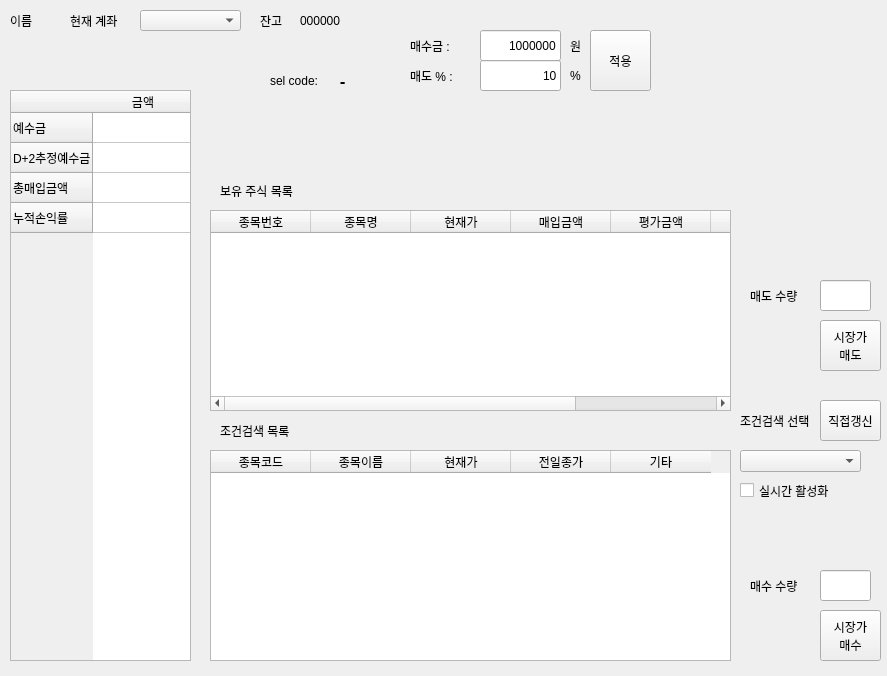
Qt form kw_0801/ui/main.ui (sun-a-i/mandleda) before a commit.
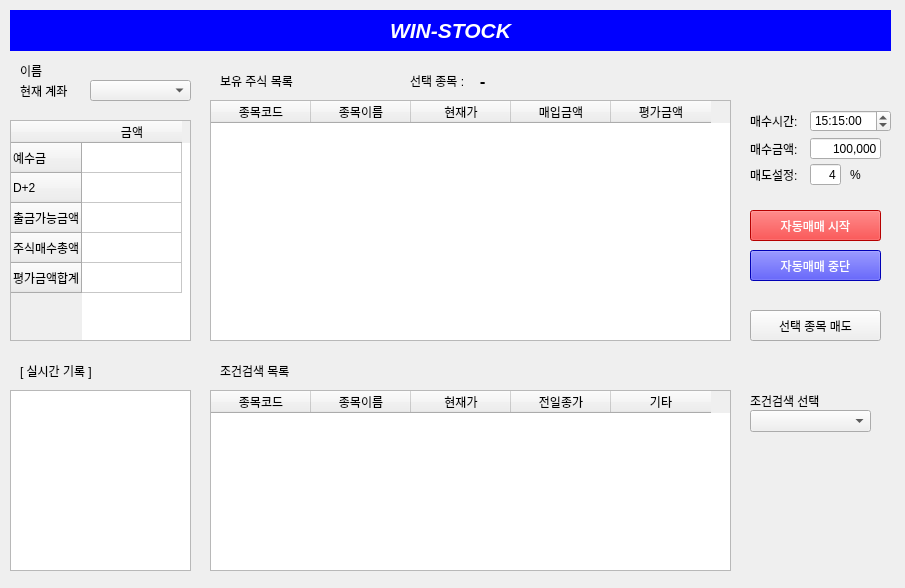
The same form after that commit.

The edit to the form file:
```diff
--- a/kw_0801/ui/main.ui
+++ b/kw_0801/ui/main.ui
@@ -6,31 +6,21 @@
    <rect>
     <x>0</x>
     <y>0</y>
-    <width>887</width>
-    <height>676</height>
+    <width>905</width>
+    <height>588</height>
    </rect>
   </property>
   <property name="windowTitle">
    <string>Form</string>
   </property>
-  <widget class="QPushButton" name="con_re">
-   <property name="geometry">
-    <rect>
-     <x>820</x>
-     <y>400</y>
-     <width>61</width>
-     <height>41</height>
-    </rect>
-   </property>
-   <property name="text">
-    <string>직접갱신</string>
-   </property>
-  </widget>
+  <property name="styleSheet">
+   <string notr="true"/>
+  </property>
   <widget class="QComboBox" name="account_list">
    <property name="geometry">
     <rect>
-     <x>140</x>
-     <y>10</y>
+     <x>90</x>
+     <y>80</y>
      <width>101</width>
      <height>21</height>
     </rect>
@@ -39,8 +29,8 @@
   <widget class="QLabel" name="label">
    <property name="geometry">
     <rect>
-     <x>70</x>
-     <y>10</y>
+     <x>20</x>
+     <y>80</y>
      <width>71</width>
      <height>21</height>
     </rect>
@@ -52,8 +42,8 @@
   <widget class="QLabel" name="name">
    <property name="geometry">
     <rect>
-     <x>10</x>
-     <y>10</y>
+     <x>20</x>
+     <y>60</y>
      <width>56</width>
      <height>21</height>
     </rect>
@@ -66,9 +56,9 @@
    <property name="geometry">
     <rect>
      <x>210</x>
-     <y>450</y>
+     <y>390</y>
      <width>521</width>
-     <height>211</height>
+     <height>181</height>
     </rect>
    </property>
    <column>
@@ -100,70 +90,30 @@
   <widget class="QComboBox" name="cbox_con">
    <property name="geometry">
     <rect>
-     <x>740</x>
-     <y>450</y>
+     <x>750</x>
+     <y>410</y>
      <width>121</width>
      <height>22</height>
     </rect>
    </property>
   </widget>
-  <widget class="QCheckBox" name="ckbox_real">
-   <property name="geometry">
-    <rect>
-     <x>740</x>
-     <y>480</y>
-     <width>121</width>
-     <height>21</height>
-    </rect>
-   </property>
-   <property name="text">
-    <string>실시간 활성화</string>
-   </property>
-  </widget>
-  <widget class="QLabel" name="label_2">
-   <property name="geometry">
-    <rect>
-     <x>260</x>
-     <y>10</y>
-     <width>31</width>
-     <height>21</height>
-    </rect>
-   </property>
-   <property name="text">
-    <string>잔고</string>
-   </property>
-  </widget>
-  <widget class="QPushButton" name="pushButton">
-   <property name="geometry">
-    <rect>
-     <x>820</x>
-     <y>610</y>
-     <width>61</width>
-     <height>51</height>
-    </rect>
-   </property>
-   <property name="text">
-    <string>시장가
-매수</string>
-   </property>
-  </widget>
   <widget class="QTableWidget" name="table_maedo">
    <property name="geometry">
     <rect>
      <x>210</x>
-     <y>210</y>
+     <y>100</y>
      <width>521</width>
-     <height>201</height>
+     <height>241</height>
     </rect>
    </property>
    <column>
     <property name="text">
-     <string>종목번호</string>
+     <string>종목코드</string>
     </property>
    </column>
    <column>
     <property name="text">
-     <string>종목명</string>
+     <string>종목이름</string>
     </property>
    </column>
    <column>
@@ -181,22 +131,12 @@
      <string>평가금액</string>
     </property>
    </column>
-   <column>
-    <property name="text">
-     <string>보유수량</string>
-    </property>
-   </column>
-   <column>
-    <property name="text">
-     <string>결제잔고</string>
-    </property>
-   </column>
   </widget>
   <widget class="QLabel" name="label_4">
    <property name="geometry">
     <rect>
      <x>220</x>
-     <y>420</y>
+     <y>360</y>
      <width>101</width>
      <height>21</height>
     </rect>
@@ -209,7 +149,7 @@
    <property name="geometry">
     <rect>
      <x>220</x>
-     <y>180</y>
+     <y>70</y>
      <width>111</width>
      <height>21</height>
     </rect>
@@ -221,8 +161,8 @@
   <widget class="QLabel" name="label_6">
    <property name="geometry">
     <rect>
-     <x>740</x>
-     <y>410</y>
+     <x>750</x>
+     <y>390</y>
      <width>101</width>
      <height>21</height>
     </rect>
@@ -234,36 +174,35 @@
   <widget class="QPushButton" name="pushButton_3">
    <property name="geometry">
     <rect>
-     <x>820</x>
-     <y>320</y>
-     <width>61</width>
-     <height>51</height>
+     <x>750</x>
+     <y>310</y>
+     <width>131</width>
+     <height>31</height>
     </rect>
    </property>
    <property name="text">
-    <string>시장가
-매도</string>
+    <string>선택 종목 매도</string>
    </property>
   </widget>
   <widget class="QLabel" name="label_8">
    <property name="geometry">
     <rect>
-     <x>270</x>
+     <x>410</x>
      <y>70</y>
      <width>61</width>
      <height>21</height>
     </rect>
    </property>
    <property name="text">
-    <string>sel code:</string>
+    <string>선택 종목 : </string>
    </property>
   </widget>
   <widget class="QLabel" name="view_selec_coin_lbl">
    <property name="geometry">
     <rect>
-     <x>340</x>
+     <x>480</x>
      <y>70</y>
-     <width>71</width>
+     <width>241</width>
      <height>21</height>
     </rect>
    </property>
@@ -279,65 +218,13 @@
     <string>-</string>
    </property>
   </widget>
-  <widget class="QLineEdit" name="order_amount">
-   <property name="geometry">
-    <rect>
-     <x>820</x>
-     <y>570</y>
-     <width>51</width>
-     <height>31</height>
-    </rect>
-   </property>
-   <property name="text">
-    <string/>
-   </property>
-  </widget>
-  <widget class="QLabel" name="label_3">
-   <property name="geometry">
-    <rect>
-     <x>750</x>
-     <y>570</y>
-     <width>56</width>
-     <height>31</height>
-    </rect>
-   </property>
-   <property name="text">
-    <string>매수 수량</string>
-   </property>
-  </widget>
-  <widget class="QLabel" name="label_7">
-   <property name="geometry">
-    <rect>
-     <x>750</x>
-     <y>280</y>
-     <width>56</width>
-     <height>31</height>
-    </rect>
-   </property>
-   <property name="text">
-    <string>매도 수량</string>
-   </property>
-  </widget>
-  <widget class="QLineEdit" name="order_amount_2">
-   <property name="geometry">
-    <rect>
-     <x>820</x>
-     <y>280</y>
-     <width>51</width>
-     <height>31</height>
-    </rect>
-   </property>
-   <property name="text">
-    <string/>
-   </property>
-  </widget>
   <widget class="QTableWidget" name="table_jango">
    <property name="geometry">
     <rect>
      <x>10</x>
-     <y>90</y>
+     <y>120</y>
      <width>181</width>
-     <height>571</height>
+     <height>221</height>
     </rect>
    </property>
    <row>
@@ -347,17 +234,22 @@
    </row>
    <row>
     <property name="text">
-     <string>D+2추정예수금</string>
+     <string>D+2</string>
     </property>
    </row>
    <row>
     <property name="text">
-     <string>총매입금액</string>
+     <string>출금가능금액</string>
     </property>
    </row>
    <row>
     <property name="text">
-     <string>누적손익률</string>
+     <string>주식매수총액</string>
+    </property>
+   </row>
+   <row>
+    <property name="text">
+     <string>평가금액합계</string>
     </property>
    </row>
    <column>
@@ -366,72 +258,59 @@
     </property>
    </column>
   </widget>
-  <widget class="QLabel" name="money">
+  <widget class="QLineEdit" name="buy_amount_edit">
    <property name="geometry">
     <rect>
-     <x>300</x>
-     <y>10</y>
+     <x>810</x>
+     <y>138</y>
      <width>71</width>
      <height>21</height>
     </rect>
    </property>
    <property name="text">
-    <string>000000</string>
+    <string>100,000</string>
+   </property>
+   <property name="alignment">
+    <set>Qt::AlignRight|Qt::AlignTrailing|Qt::AlignVCenter</set>
    </property>
   </widget>
   <widget class="QLabel" name="label_10">
    <property name="geometry">
     <rect>
-     <x>410</x>
-     <y>60</y>
+     <x>750</x>
+     <y>138</y>
      <width>56</width>
-     <height>31</height>
+     <height>21</height>
     </rect>
    </property>
    <property name="text">
-    <string>매도 % :</string>
-   </property>
-  </widget>
-  <widget class="QLineEdit" name="order_amount_3">
-   <property name="geometry">
-    <rect>
-     <x>480</x>
-     <y>60</y>
-     <width>81</width>
-     <height>31</height>
-    </rect>
-   </property>
-   <property name="text">
-    <string>10</string>
-   </property>
-   <property name="alignment">
-    <set>Qt::AlignRight|Qt::AlignTrailing|Qt::AlignVCenter</set>
+    <string>매수금액:</string>
    </property>
   </widget>
   <widget class="QLabel" name="label_11">
    <property name="geometry">
     <rect>
-     <x>570</x>
-     <y>60</y>
-     <width>16</width>
-     <height>31</height>
+     <x>750</x>
+     <y>164</y>
+     <width>56</width>
+     <height>21</height>
     </rect>
    </property>
    <property name="text">
-    <string>%</string>
+    <string>매도설정:</string>
    </property>
   </widget>
   <widget class="QLineEdit" name="order_amount_4">
    <property name="geometry">
     <rect>
-     <x>480</x>
-     <y>30</y>
-     <width>81</width>
-     <height>31</height>
+     <x>810</x>
+     <y>164</y>
+     <width>31</width>
+     <height>21</height>
     </rect>
    </property>
    <property name="text">
-    <string>1000000</string>
+    <string>4</string>
    </property>
    <property name="alignment">
     <set>Qt::AlignRight|Qt::AlignTrailing|Qt::AlignVCenter</set>
@@ -440,40 +319,139 @@
   <widget class="QLabel" name="label_12">
    <property name="geometry">
     <rect>
-     <x>410</x>
-     <y>30</y>
-     <width>56</width>
+     <x>850</x>
+     <y>164</y>
+     <width>21</width>
+     <height>21</height>
+    </rect>
+   </property>
+   <property name="text">
+    <string>%</string>
+   </property>
+  </widget>
+  <widget class="QPushButton" name="auto_mm_start">
+   <property name="geometry">
+    <rect>
+     <x>750</x>
+     <y>210</y>
+     <width>131</width>
      <height>31</height>
     </rect>
    </property>
+   <property name="styleSheet">
+    <string notr="true">color:white;
+
+background-color:red;
+</string>
+   </property>
    <property name="text">
-    <string>매수금 :</string>
+    <string>자동매매 시작</string>
+   </property>
+  </widget>
+  <widget class="QPushButton" name="auto_mm_end">
+   <property name="geometry">
+    <rect>
+     <x>750</x>
+     <y>250</y>
+     <width>131</width>
+     <height>31</height>
+    </rect>
+   </property>
+   <property name="styleSheet">
+    <string notr="true">color:white;
+
+background-color:blue;
+</string>
+   </property>
+   <property name="text">
+    <string>자동매매 중단</string>
+   </property>
+  </widget>
+  <widget class="QLabel" name="label_3">
+   <property name="geometry">
+    <rect>
+     <x>10</x>
+     <y>10</y>
+     <width>881</width>
+     <height>41</height>
+    </rect>
+   </property>
+   <property name="font">
+    <font>
+     <family>Arial</family>
+     <pointsize>16</pointsize>
+     <weight>75</weight>
+     <italic>true</italic>
+     <bold>true</bold>
+    </font>
+   </property>
+   <property name="styleSheet">
+    <string notr="true">color:white;
+
+background-color:blue;
+</string>
+   </property>
+   <property name="text">
+    <string>WIN-STOCK</string>
+   </property>
+   <property name="alignment">
+    <set>Qt::AlignCenter</set>
+   </property>
+  </widget>
+  <widget class="QTimeEdit" name="timeEdit">
+   <property name="geometry">
+    <rect>
+     <x>810</x>
+     <y>110</y>
+     <width>81</width>
+     <height>22</height>
+    </rect>
+   </property>
+   <property name="dateTime">
+    <datetime>
+     <hour>15</hour>
+     <minute>15</minute>
+     <second>0</second>
+     <year>2000</year>
+     <month>1</month>
+     <day>1</day>
+    </datetime>
    </property>
   </widget>
   <widget class="QLabel" name="label_13">
    <property name="geometry">
     <rect>
-     <x>570</x>
-     <y>30</y>
-     <width>16</width>
-     <height>31</height>
+     <x>750</x>
+     <y>110</y>
+     <width>56</width>
+     <height>21</height>
     </rect>
    </property>
    <property name="text">
-    <string>원</string>
+    <string>매수시간:</string>
    </property>
   </widget>
-  <widget class="QPushButton" name="sell_accept_btn">
+  <widget class="QListWidget" name="real_log_widget">
    <property name="geometry">
     <rect>
-     <x>590</x>
-     <y>30</y>
-     <width>61</width>
-     <height>61</height>
+     <x>10</x>
+     <y>390</y>
+     <width>181</width>
+     <height>181</height>
     </rect>
    </property>
+  </widget>
+  <widget class="QLabel" name="label_2">
+   <property name="geometry">
+    <rect>
+     <x>20</x>
+     <y>360</y>
+     <width>101</width>
+     <height>21</height>
+    </rect>
+   </property>
    <property name="text">
-    <string>적용</string>
+    <string>[ 실시간 기록 ]</string>
    </property>
   </widget>
  </widget>
```
Left out of the diff: 2 changed lines with no effect on the pictures.
